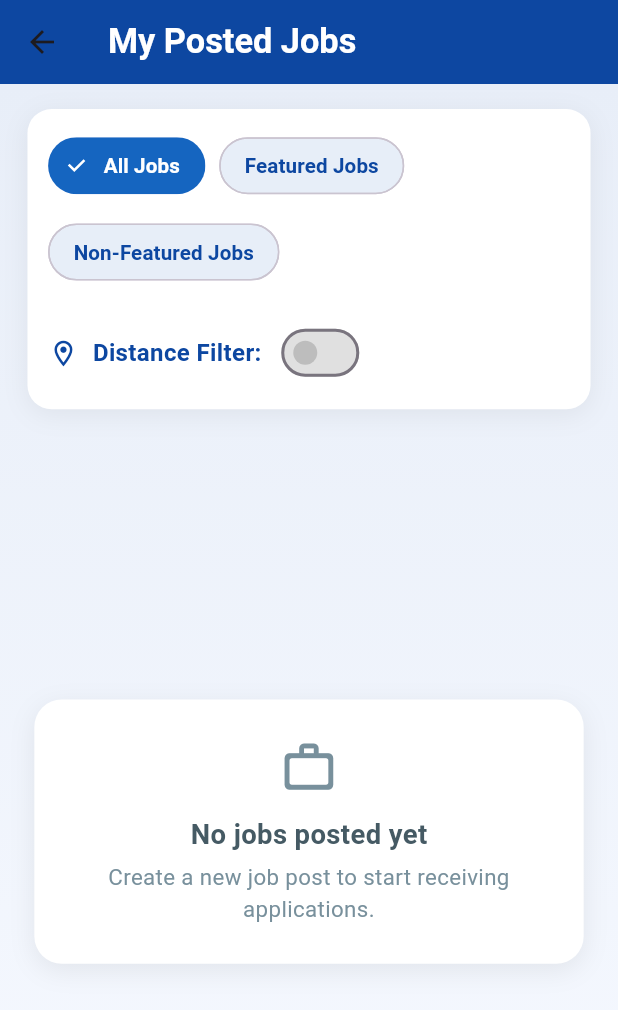
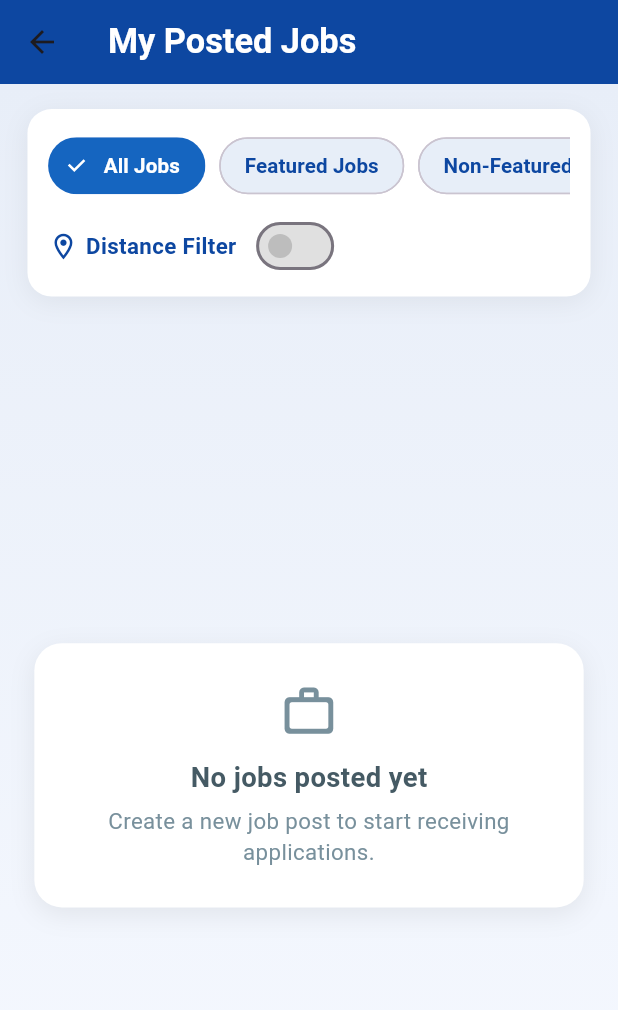
Before and after one commit to avrsoftdev/naukriwala_flutter, a Flutter app: the PostedJobsScreen screen opened directly, on a phone screen of 412 x 824 dp. Shown: the top 1010 px of the screen. Run offline on Flutter 3.47's test engine with Material 3 defaults, Android fonts, the phone set to English and light mode, and no system bars; our stand-ins replace cloud_firestore, cloud_functions, file_picker, firebase_auth, firebase_core, firebase_messaging and 13 more; missing offline and left inert: add_2_calendar, firebase_app_check, in_app_update; accounts and stored records are empty.

Commit message:
job screen changes

```diff
--- a/lib/screens/posted_jobs_view.dart
+++ b/lib/screens/posted_jobs_view.dart
@@ -282,13 +282,18 @@ class _PostedJobsScreenState extends State<PostedJobsScreen> {
       child: Column(
         crossAxisAlignment: CrossAxisAlignment.start,
         children: [
-          // Job type filters
-          Wrap(
-            spacing: 8.w,
-            runSpacing: 8.h,
+          // Job type filters in a row
+          Row(
+            children: [
+              Expanded(
+                child: SingleChildScrollView(
+                  scrollDirection: Axis.horizontal,
+                  child: Row(
                     children: _filters.map((filter) {
                       final isSelected = _filter == filter;
-              return ChoiceChip(
+                      return Container(
+                        margin: EdgeInsets.only(right: 8.w),
+                        child: ChoiceChip(
                           label: Text(filter, style: TextStyle(fontSize: 12.sp, fontWeight: FontWeight.w600)),
                           selected: isSelected,
                           onSelected: (_) {
@@ -304,20 +309,25 @@ class _PostedJobsScreenState extends State<PostedJobsScreen> {
                           ),
                           checkmarkColor: Colors.white,
                           shape: RoundedRectangleBorder(borderRadius: BorderRadius.circular(22.r)),
+                        ),
                       );
                     }).toList(),
                   ),
+                ),
+              ),
+            ],
+          ),
 
-          SizedBox(height: 16.h),
+          SizedBox(height: 8.h),
 
-          // Distance filter section
+          // Distance filter section on separate row
           Row(
             children: [
               Icon(Icons.location_on_outlined, size: 18.sp, color: const Color(0xFF0D47A1)),
-              SizedBox(width: 8.w),
+              SizedBox(width: 4.w),
               Text(
-                'Distance Filter:',
-                style: TextStyle(fontSize: 14.sp, fontWeight: FontWeight.w600, color: const Color(0xFF0D47A1)),
+                'Distance Filter',
+                style: TextStyle(fontSize: 13.sp, fontWeight: FontWeight.w600, color: const Color(0xFF0D47A1)),
               ),
               SizedBox(width: 8.w),
               Switch(
@@ -332,6 +342,7 @@ class _PostedJobsScreenState extends State<PostedJobsScreen> {
                 activeTrackColor: const Color(0xFFE7EEF8),
                 inactiveThumbColor: Colors.grey.shade400,
                 inactiveTrackColor: Colors.grey.shade300,
+                materialTapTargetSize: MaterialTapTargetSize.shrinkWrap,
               ),
             ],
           ),
@@ -349,13 +360,13 @@ class _PostedJobsScreenState extends State<PostedJobsScreen> {
                     Text(
                       '${_selectedDistance.toStringAsFixed(0)} km',
                       style: TextStyle(
-                        fontSize: 16.sp,
+                        fontSize: 14.sp,
                         fontWeight: FontWeight.w700,
                         color: const Color(0xFF1565C0),
                       ),
                     ),
                     Text(
-                      'Max: 100 km',
+                      '100 km',
                       style: TextStyle(
                         fontSize: 12.sp,
                         color: Colors.grey.shade600,
@@ -363,7 +374,7 @@ class _PostedJobsScreenState extends State<PostedJobsScreen> {
                     ),
                   ],
                 ),
-                SizedBox(height: 8.h),
+                SizedBox(height: 4.h),
                 SliderTheme(
                   data: SliderTheme.of(context).copyWith(
                     activeTrackColor: const Color(0xFF1565C0),
@@ -376,6 +387,8 @@ class _PostedJobsScreenState extends State<PostedJobsScreen> {
                       fontSize: 12.sp,
                       fontWeight: FontWeight.w600,
                     ),
+                    trackHeight: 3.0,
+                    thumbShape: RoundSliderThumbShape(enabledThumbRadius: 6.0),
                   ),
                   child: Slider(
                     value: _selectedDistance,
@@ -390,34 +403,6 @@ class _PostedJobsScreenState extends State<PostedJobsScreen> {
                       dev.log('[2025-09-01 15:05 IST] Distance changed to: ${value.toStringAsFixed(0)}km', name: 'PostedJobsScreen');
                     },
                   ),
-                ),
-
-                // Quick distance buttons
-                SizedBox(height: 12.h),
-                Wrap(
-                  spacing: 8.w,
-                  runSpacing: 6.h,
-                  children: [5, 10, 25, 50, 100].map((distance) {
-                    final isSelected = _selectedDistance == distance.toDouble();
-                    return ActionChip(
-                      label: Text('${distance}km', style: TextStyle(fontSize: 11.sp, fontWeight: FontWeight.w600)),
-                      onPressed: () {
-                        setState(() {
-                          _selectedDistance = distance.toDouble();
-                        });
-                        dev.log('[2025-09-01 15:05 IST] Quick distance selected: ${distance}km', name: 'PostedJobsScreen');
-                      },
-                      backgroundColor: isSelected ? const Color(0xFF1565C0) : const Color(0xFFE7EEF8),
-                      labelStyle: TextStyle(
-                        color: isSelected ? Colors.white : const Color(0xFF0D47A1),
-                      ),
-                      side: BorderSide(
-                        color: isSelected ? const Color(0xFF1565C0) : const Color(0xFFDCE6F3),
-                        width: 1,
-                      ),
-                      shape: RoundedRectangleBorder(borderRadius: BorderRadius.circular(16.r)),
-                    );
-                  }).toList(),
                 ),
               ],
             ),
--- a/pubspec.yaml
+++ b/pubspec.yaml
@@ -2,7 +2,7 @@ name: naukariwala
 description: "A Job Recruiter and Seeker App"
 publish_to: 'none'
 
-version: 6.0.1+46
+version: 6.0.1+48
 environment:
   sdk: ^3.8.1
 
```
Lines whose indentation alone changed are shown as unchanged.
